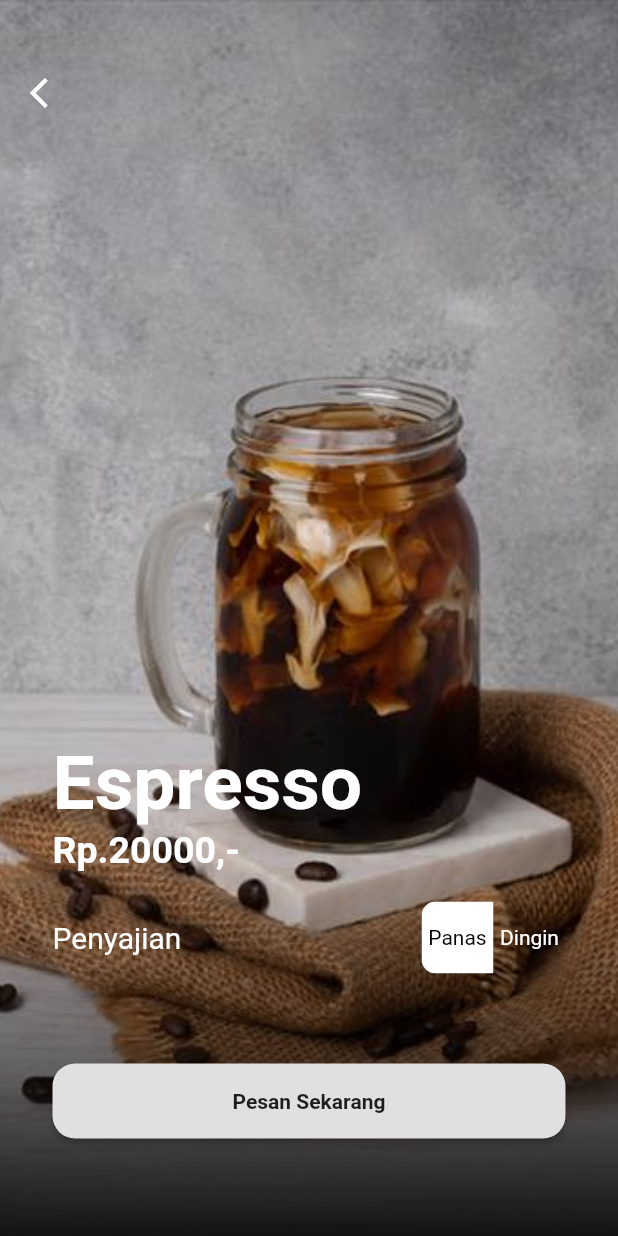
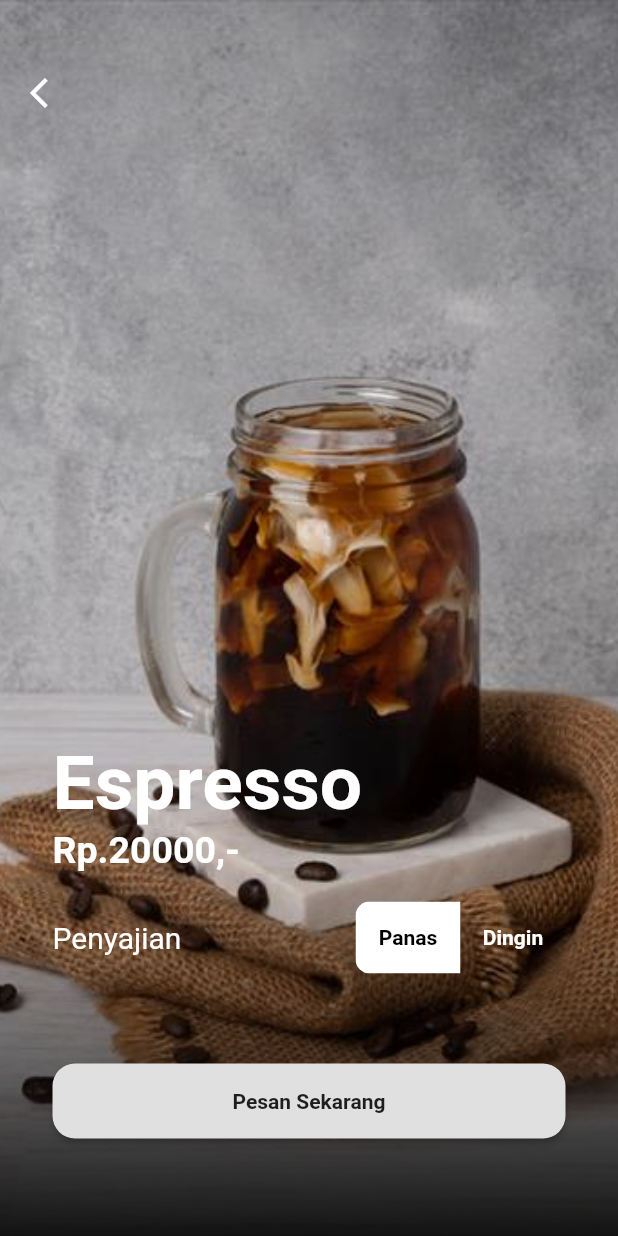
Before and after one commit to faizauthar12/flutter_KedaiKopi, a Flutter app: the screen it shows after launch, after a tap on "minuman", on a phone screen of 412 x 824 dp. Run offline on Flutter 3.47's test engine with Material 2 defaults, Android fonts, the phone set to English and light mode, and no system bars.

Commit message:
DetailPage: wrap Penyajian with container so that we could adjust it whatever we want

```diff
--- a/lib/DetailPage.dart
+++ b/lib/DetailPage.dart
@@ -107,8 +107,28 @@ class _DetailPageState extends State<DetailPage> {
                             Spacer(),
                             ToggleButtons(
                               children: <Widget>[
-                                Text("Panas"),
-                                Text("Dingin"),
+                                Container(
+                                  width: 60,
+                                  margin: EdgeInsets.only(right: 5, left: 5),
+                                  child: Center(
+                                    child: Text(
+                                      "Panas",
+                                      style: TextStyle(
+                                          fontWeight: FontWeight.bold),
+                                    ),
+                                  ),
+                                ),
+                                Container(
+                                  width: 60,
+                                  margin: EdgeInsets.only(right: 5, left: 5),
+                                  child: Center(
+                                    child: Text(
+                                      "Dingin",
+                                      style: TextStyle(
+                                          fontWeight: FontWeight.bold),
+                                    ),
+                                  ),
+                                ),
                               ],
                               onPressed: (int index) {
                                 setState(() {
@@ -137,9 +157,6 @@ class _DetailPageState extends State<DetailPage> {
                         ),
                         SizedBox(
                           height: 60,
-                        ),
-                        Row(
-                          children: <Widget>[],
                         ),
                         RaisedButton(
                           onPressed: () {},
```
